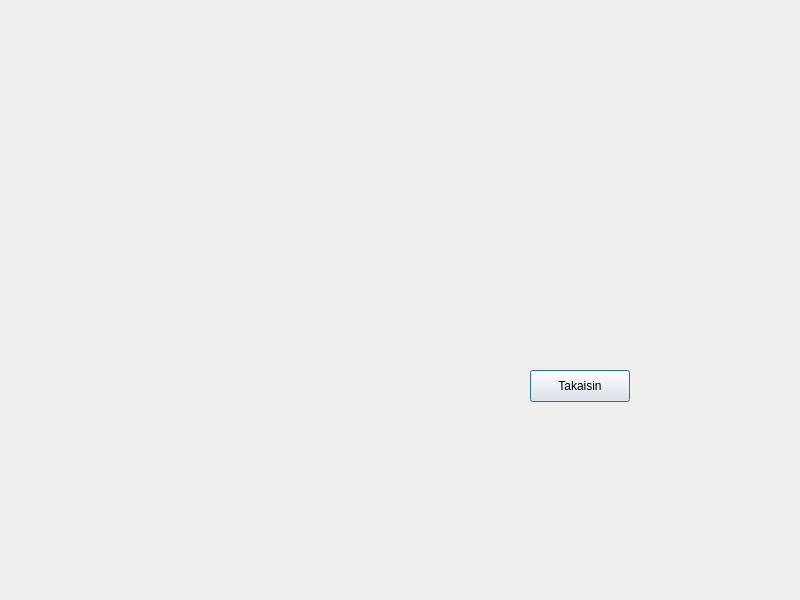
Qt form bank-automat/transaction.ui (DeveMike/Software_Development_Application_Project) before a commit.
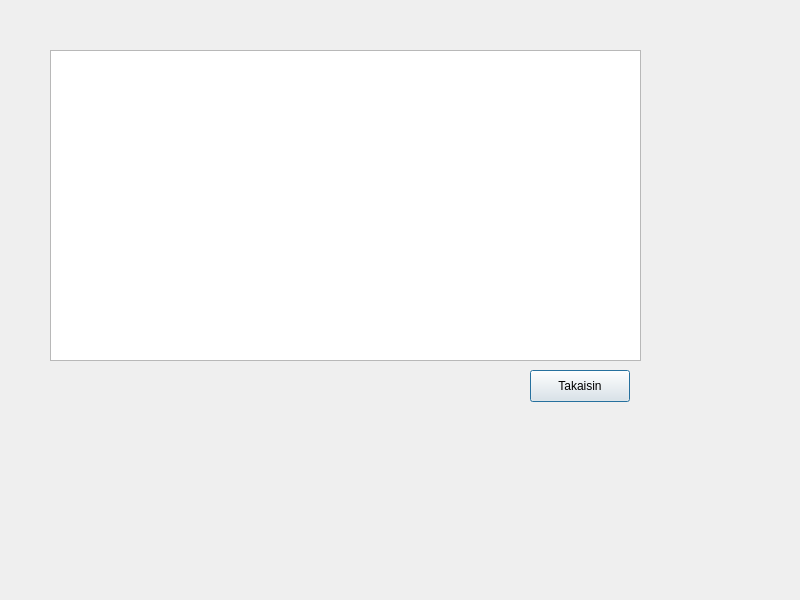
The same form after that commit.

Commit message: Implemented transaction section in Qt UI

Diff of the .ui file:
```diff
--- a/bank-automat/transaction.ui
+++ b/bank-automat/transaction.ui
@@ -26,6 +26,16 @@
     <string>Takaisin</string>
    </property>
   </widget>
+  <widget class="QListWidget" name="listWidget">
+   <property name="geometry">
+    <rect>
+     <x>50</x>
+     <y>50</y>
+     <width>591</width>
+     <height>311</height>
+    </rect>
+   </property>
+  </widget>
  </widget>
  <resources/>
  <connections/>
```
The commit also changes 3 other files.
